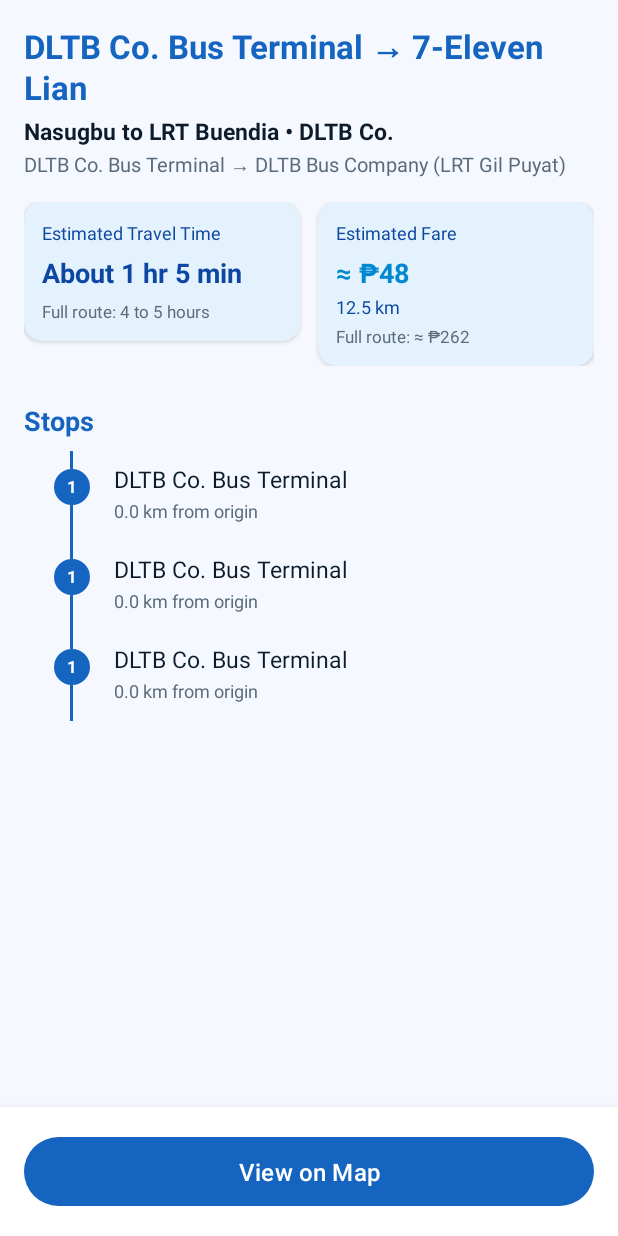
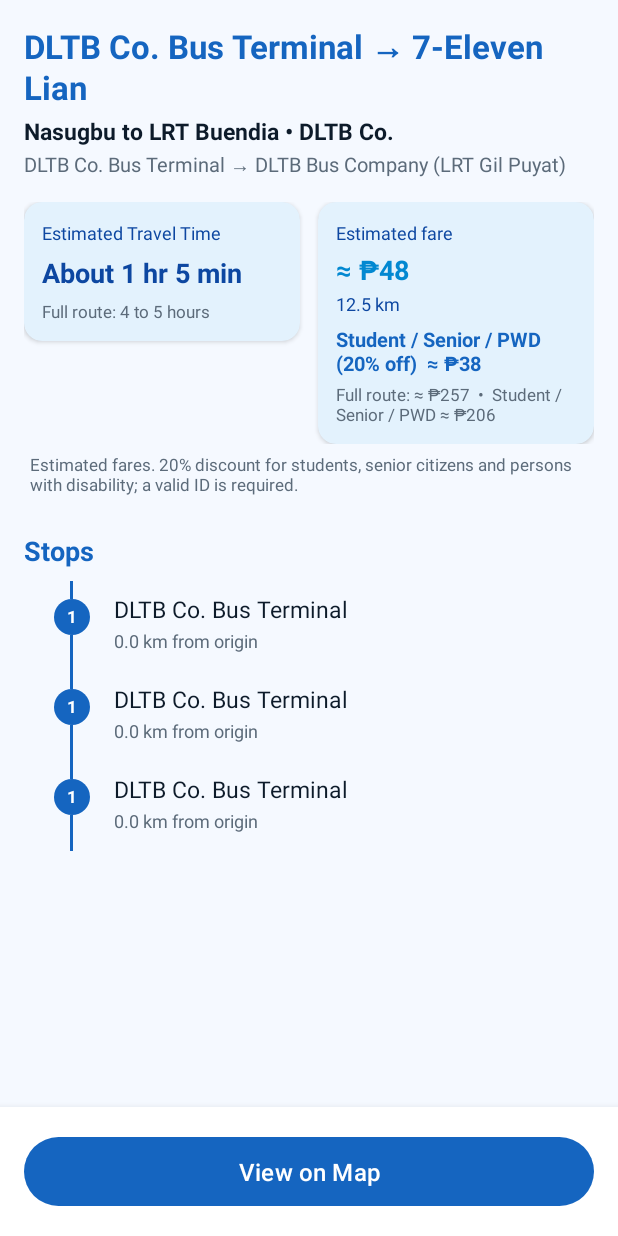
Before and after one commit to angelafdL/NasBus-Transit-System, an Android app: the layout fragment_route_detail.xml on its own in the app's theme, with its tools: preview values and no code run, on a phone screen of 412 x 824 dp. Run offline under Robolectric (Android 15) with nearby library versions, the phone set to English and light mode, and no system bars.

Commit message:
Add discount

```diff
--- a/app/src/main/res/layout/fragment_route_detail.xml
+++ b/app/src/main/res/layout/fragment_route_detail.xml
@@ -143,15 +143,16 @@
                         <TextView
                             android:layout_width="wrap_content"
                             android:layout_height="wrap_content"
-                            android:text="Estimated Fare"
+                            android:text="Estimated fare"
                             android:textColor="?attr/colorOnPrimaryContainer"
                             android:textSize="12sp" />
 
+                        <!-- Regular Segment Fare -->
                         <TextView
                             android:id="@+id/tv_segment_fare"
                             android:layout_width="wrap_content"
                             android:layout_height="wrap_content"
-                            android:layout_marginTop="6dp"
+                            android:layout_marginTop="4dp"
                             android:textColor="?attr/colorSecondary"
                             android:textSize="18sp"
                             android:textStyle="bold"
@@ -166,6 +167,18 @@
                             android:textSize="12sp"
                             tools:text="12.5 km" />
 
+                        <!-- Discounted Segment Fare Row -->
+                        <TextView
+                            android:id="@+id/tv_segment_discount_fare"
+                            android:layout_width="wrap_content"
+                            android:layout_height="wrap_content"
+                            android:layout_marginTop="6dp"
+                            android:textColor="?attr/colorPrimary"
+                            android:textSize="13sp"
+                            android:textStyle="bold"
+                            tools:text="Student / Senior / PWD (20% off)  ≈ ₱38" />
+
+                        <!-- Full Route Fares Line -->
                         <TextView
                             android:id="@+id/tv_full_route_fare"
                             android:layout_width="wrap_content"
@@ -173,13 +186,23 @@
                             android:layout_marginTop="4dp"
                             android:textColor="?attr/colorOnSurfaceVariant"
                             android:textSize="11sp"
-                            tools:text="Full route: ≈ ₱262" />
+                            tools:text="Full route: ≈ ₱257  •  Student / Senior / PWD ≈ ₱206" />
 
                     </LinearLayout>
 
                 </com.google.android.material.card.MaterialCardView>
 
             </LinearLayout>
+
+            <!-- Small Note Under Fare Card -->
+            <TextView
+                android:layout_width="match_parent"
+                android:layout_height="wrap_content"
+                android:layout_marginTop="6dp"
+                android:layout_marginHorizontal="4dp"
+                android:text="Estimated fares. 20% discount for students, senior citizens and persons with disability; a valid ID is required."
+                android:textColor="?attr/colorOnSurfaceVariant"
+                android:textSize="11sp" />
 
             <!-- 3. Stops Section -->
             <TextView
```
Also changed, not shown: app/src/main/java/com/nasbus/app/ui/home/SegmentResultAdapter.kt (+6 -3 lines), app/src/main/java/com/nasbus/app/ui/routedetail/RouteDetailFragment.kt (+9 -5 lines), app/src/main/java/com/nasbus/app/util/FareCalculator.kt (added, +20 -0 lines), app/src/main/res/layout/item_segment_result.xml (+18 -0 lines).
